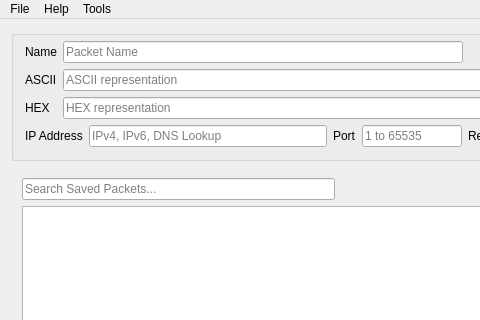
The window that src/mainwindow.ui (dannagle/PacketSender) describes before a commit, drawn with Qt 5; both pictures show x 0 to 480 and y 0 to 320 of the 909 by 690 pixel window.
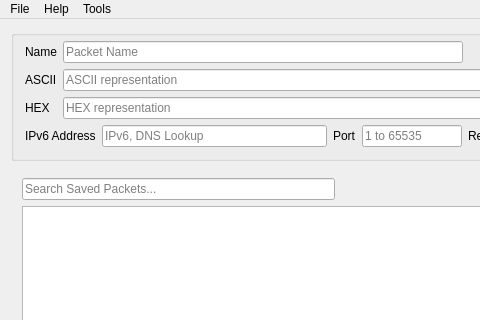
The same window after the commit. Icons and pictures are not drawn.

Commit message: ipv6 enabling

```diff
--- a/src/mainwindow.ui
+++ b/src/mainwindow.ui
@@ -83,14 +83,14 @@
            <item>
             <widget class="QLabel" name="label">
              <property name="text">
-              <string>IP Address</string>
+              <string>IPv6 Address</string>
              </property>
             </widget>
            </item>
            <item>
             <widget class="QLineEdit" name="packetIPEdit">
              <property name="placeholderText">
-              <string>IPv4, IPv6, DNS Lookup</string>
+              <string>IPv6, DNS Lookup</string>
              </property>
             </widget>
            </item>
```
Left out of the diff: 2 changed lines with no effect on the pictures. The commit also changes 2 other files.
